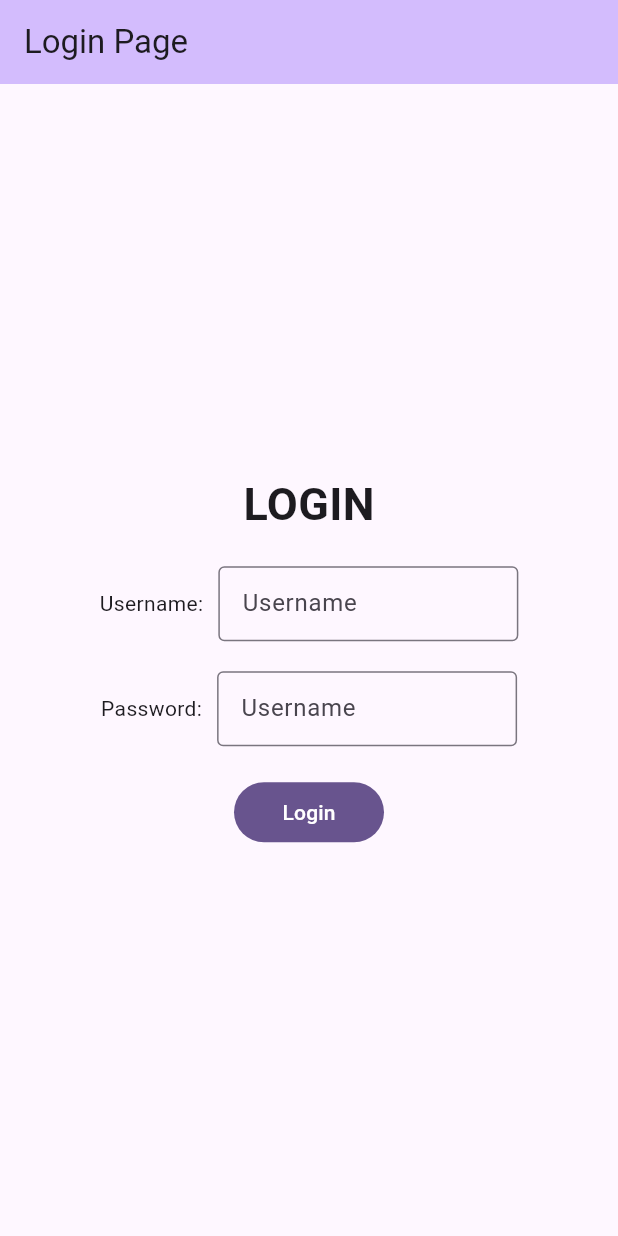
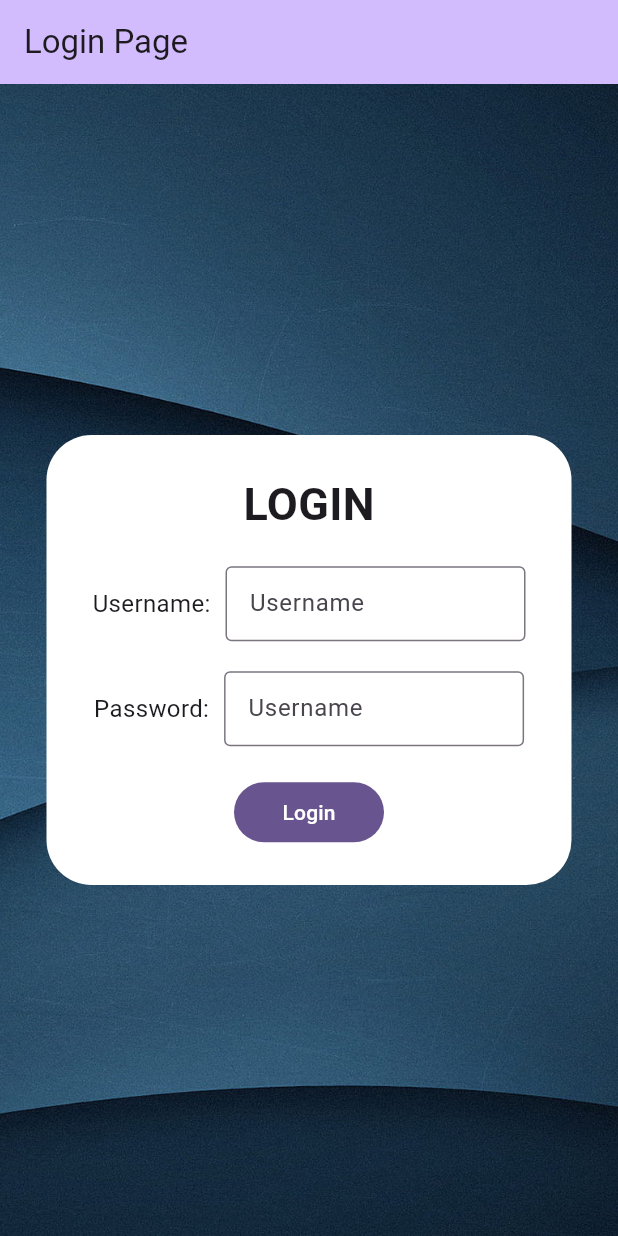
Before and after one commit to StefanusJasson/learn_flutter, a Flutter app: the screen it shows after launch, on a phone screen of 412 x 824 dp. Run offline on Flutter 3.47's test engine with Material 3 defaults, Android fonts, the light colour scheme and no system bars.

Commit message:
add background to login page

```diff
--- a/lib/Pages/login_page.dart
+++ b/lib/Pages/login_page.dart
@@ -21,7 +21,22 @@ class _LoginPageState extends State<LoginPage> {
       ),
       body: SizedBox(
         width: double.infinity,
+        child: Container(
+          alignment: Alignment.center,
+          decoration: BoxDecoration(
+            image: DecorationImage(
+            image: AssetImage("assets/background.jpg"),
+            fit: BoxFit.cover,
+          ),
+          ),
           child: SizedBox(
+            width: 350,
+            height: 300,
+            child: DecoratedBox(
+              decoration: BoxDecoration(
+                color: Colors.white,
+                borderRadius: BorderRadius.circular(30),
+              ),
               child: Column(
                 mainAxisAlignment: MainAxisAlignment.center,
                 crossAxisAlignment: CrossAxisAlignment.center,
@@ -33,7 +48,8 @@ class _LoginPageState extends State<LoginPage> {
                     crossAxisAlignment: CrossAxisAlignment.center,
                     spacing: 10,
                     children: [
-                  Text('Username:'),
+                      Text('Username:',
+                      style: TextStyle(fontSize: 16),),
                       Container(
                         width: 200,
                         height: 50,
@@ -49,7 +65,8 @@ class _LoginPageState extends State<LoginPage> {
                     crossAxisAlignment: CrossAxisAlignment.center,
                     spacing: 10,
                     children: [
-                  Text('Password:'),
+                      Text('Password:',
+                      style: TextStyle(fontSize: 16),),
                       Container(
                         width: 200,
                         height: 50,
@@ -58,7 +75,7 @@ class _LoginPageState extends State<LoginPage> {
                           obscureText: true,
                           decoration: InputDecoration(
                             border: OutlineInputBorder(),
-                        labelText: 'Username'
+                            labelText: 'Username',
                           ),
                         ),
                       )
@@ -82,6 +99,8 @@ class _LoginPageState extends State<LoginPage> {
               ),
             ),
           ),
+        ),
+      ),
     );
   }
 }
```
Also changed, not shown: assets/background.jpg (added). Lines whose indentation alone changed are shown as unchanged.
